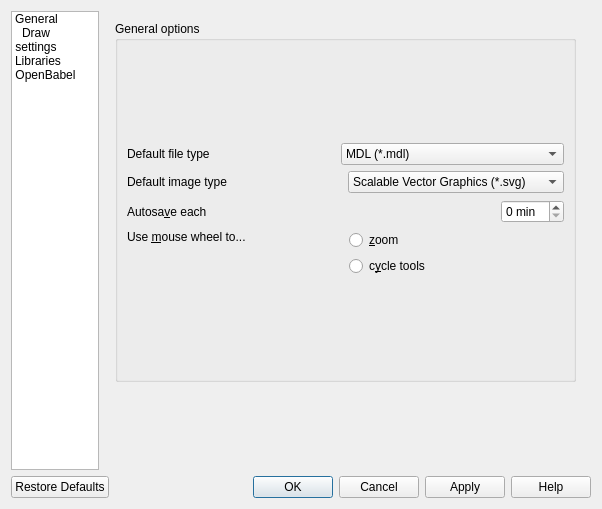
The window that molsketch/settingsdialog.ui (timvdm/Molsketch) describes before a commit, drawn with Qt 5.
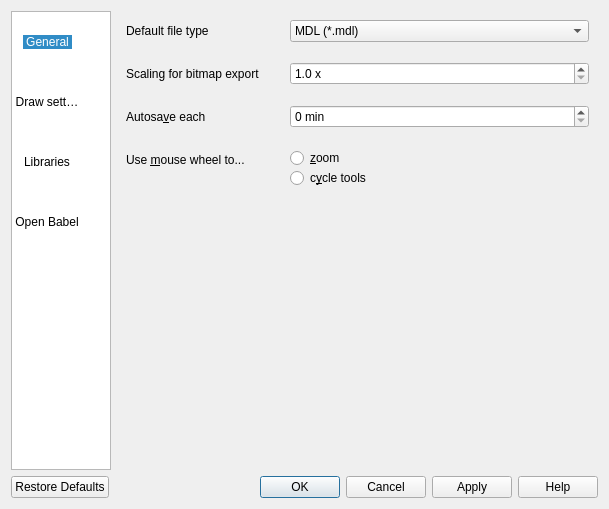
The same window after the commit. The open tabs and pages were chosen to show the change. Icons and pictures are not drawn.

Commit message: Add setting for pixel scaling in bitmap export

```diff
--- a/molsketch/settingsdialog.ui
+++ b/molsketch/settingsdialog.ui
@@ -7,7 +7,7 @@
    <rect>
     <x>0</x>
     <y>0</y>
-    <width>602</width>
+    <width>609</width>
     <height>509</height>
    </rect>
   </property>
@@ -25,101 +25,160 @@
       <layout class="QHBoxLayout" name="settingsInnerLayout">
        <item>
         <widget class="QListWidget" name="listWidget">
+         <property name="enabled">
+          <bool>true</bool>
+         </property>
          <property name="sizePolicy">
           <sizepolicy hsizetype="Fixed" vsizetype="Expanding">
            <horstretch>0</horstretch>
            <verstretch>0</verstretch>
           </sizepolicy>
          </property>
+         <property name="minimumSize">
+          <size>
+           <width>100</width>
+           <height>0</height>
+          </size>
+         </property>
          <property name="maximumSize">
           <size>
-           <width>88</width>
+           <width>100</width>
            <height>16777215</height>
           </size>
          </property>
+         <property name="baseSize">
+          <size>
+           <width>100</width>
+           <height>0</height>
+          </size>
+         </property>
+         <property name="verticalScrollBarPolicy">
+          <enum>Qt::ScrollBarAlwaysOff</enum>
+         </property>
+         <property name="horizontalScrollBarPolicy">
+          <enum>Qt::ScrollBarAlwaysOff</enum>
+         </property>
+         <property name="defaultDropAction">
+          <enum>Qt::TargetMoveAction</enum>
+         </property>
+         <property name="alternatingRowColors">
+          <bool>false</bool>
+         </property>
          <property name="iconSize">
           <size>
            <width>32</width>
            <height>32</height>
           </size>
          </property>
-         <property name="movement">
-          <enum>QListView::Static</enum>
+         <property name="flow">
+          <enum>QListView::TopToBottom</enum>
          </property>
-         <property name="spacing">
-          <number>12</number>
+         <property name="gridSize">
+          <size>
+           <width>100</width>
+           <height>60</height>
+          </size>
          </property>
          <property name="viewMode">
           <enum>QListView::IconMode</enum>
          </property>
+         <property name="uniformItemSizes">
+          <bool>true</bool>
+         </property>
          <property name="wordWrap">
-          <bool>true</bool>
+          <bool>false</bool>
+         </property>
+         <property name="itemAlignment">
+          <set>Qt::AlignCenter</set>
          </property>
          <property name="currentRow">
-          <number>-1</number>
+          <number>0</number>
          </property>
          <item>
           <property name="text">
            <string>General</string>
           </property>
+          <property name="textAlignment">
+           <set>AlignCenter</set>
+          </property>
           <property name="icon">
            <iconset theme="preferences-system" resource="oxygenicons.qrc">
             <normaloff>:/icons/preferences-system.svg</normaloff>:/icons/preferences-system.svg</iconset>
           </property>
+          <property name="flags">
+           <set>ItemIsSelectable|ItemIsEnabled</set>
+          </property>
          </item>
          <item>
           <property name="text">
            <string>Draw settings</string>
           </property>
+          <property name="textAlignment">
+           <set>AlignCenter</set>
+          </property>
           <property name="icon">
            <iconset theme="draw-freehand" resource="oxygenicons.qrc">
             <normaloff>:/icons/draw-freehand.svg</normaloff>:/icons/draw-freehand.svg</iconset>
           </property>
+          <property name="flags">
+           <set>ItemIsSelectable|ItemIsEnabled</set>
+          </property>
          </item>
          <item>
           <property name="text">
            <string>Libraries</string>
           </property>
+          <property name="textAlignment">
+           <set>AlignCenter</set>
+          </property>
           <property name="icon">
            <iconset theme="document-open" resource="oxygenicons.qrc">
             <normaloff>:/icons/document-open.svg</normaloff>:/icons/document-open.svg</iconset>
           </property>
+          <property name="flags">
+           <set>ItemIsSelectable|ItemIsEnabled</set>
+          </property>
          </item>
          <item>
           <property name="text">
-           <string>OpenBabel</string>
+           <string>Open Babel</string>
+          </property>
+          <property name="textAlignment">
+           <set>AlignCenter</set>
           </property>
           <property name="icon">
            <iconset resource="molsketch.qrc">
             <normaloff>:/images/openbabel.png</normaloff>:/images/openbabel.png</iconset>
           </property>
+          <property name="flags">
+           <set>ItemIsSelectable|ItemIsEnabled</set>
+          </property>
          </item>
         </widget>
        </item>
        <item>
         <widget class="QStackedWidget" name="stackedWidget">
          <property name="currentIndex">
-          <number>1</number>
+          <number>0</number>
          </property>
          <widget class="QWidget" name="generalPage">
-          <widget class="QGroupBox" name="groupBoxGeneral">
-           <property name="geometry">
-            <rect>
-             <x>10</x>
-             <y>10</y>
-             <width>461</width>
-             <height>361</height>
-            </rect>
+          <layout class="QFormLayout" name="openBabelPageLayout">
+           <property name="fieldGrowthPolicy">
+            <enum>QFormLayout::AllNonFixedFieldsGrow</enum>
            </property>
-           <property name="title">
-            <string>General options</string>
+           <property name="labelAlignment">
+            <set>Qt::AlignLeading|Qt::AlignLeft|Qt::AlignVCenter</set>
            </property>
-           <layout class="QGridLayout" name="generalGroupLayout">
+           <property name="formAlignment">
+            <set>Qt::AlignLeading|Qt::AlignLeft|Qt::AlignTop</set>
+           </property>
+           <property name="horizontalSpacing">
+            <number>30</number>
+           </property>
+           <property name="verticalSpacing">
+            <number>20</number>
+           </property>
             <item row="0" column="0">
-             <layout class="QVBoxLayout" name="SaveLayout">
-              <item>
-               <layout class="QHBoxLayout" name="defaultFileTypeLayout">
-                <item>
                  <widget class="QLabel" name="labelDefaultFileType">
                   <property name="text">
                    <string>Default file type</string>
@@ -129,7 +188,7 @@
                   </property>
                  </widget>
                 </item>
-                <item>
+           <item row="0" column="1">
                  <widget class="QComboBox" name="comboBoxFileType">
                   <item>
                    <property name="text">
@@ -143,39 +202,36 @@
                   </item>
                  </widget>
                 </item>
-               </layout>
-              </item>
-              <item>
-               <layout class="QHBoxLayout" name="defaultImageTypeLayout">
-                <item>
-                 <widget class="QLabel" name="labelDefaultImageType">
+           <item row="1" column="0">
+            <widget class="QLabel" name="pixelScalingFactorLabel">
                   <property name="text">
-                   <string>Default image type</string>
+              <string>Scaling for bitmap export</string>
                   </property>
                   <property name="buddy">
-                   <cstring>comboBoxImageType</cstring>
+              <cstring>pixelScalingFactor</cstring>
                   </property>
                  </widget>
                 </item>
-                <item>
-                 <widget class="QComboBox" name="comboBoxImageType">
-                  <item>
-                   <property name="text">
-                    <string>Scalable Vector Graphics (*.svg)</string>
-                   </property>
-                  </item>
-                  <item>
-                   <property name="text">
-                    <string>Portable Network Graphics (*.png)</string>
-                   </property>
-                  </item>
-                 </widget>
-                </item>
-               </layout>
-              </item>
-              <item>
-               <layout class="QHBoxLayout" name="autoSaveIntervalLayout">
-                <item>
+           <item row="1" column="1">
+            <widget class="QDoubleSpinBox" name="pixelScalingFactor">
+             <property name="whatsThis">
+              <string>By which factor to scale pixels when exporting. Higher value leads to better image quality.</string>
+             </property>
+             <property name="suffix">
+              <string> x</string>
+             </property>
+             <property name="decimals">
+              <number>1</number>
+             </property>
+             <property name="minimum">
+              <double>1.000000000000000</double>
+             </property>
+             <property name="maximum">
+              <double>50.000000000000000</double>
+             </property>
+            </widget>
+           </item>
+           <item row="2" column="0">
                  <widget class="QLabel" name="labelAutoSave">
                   <property name="text">
                    <string>Autosa&amp;ve each</string>
@@ -185,20 +241,7 @@
                   </property>
                  </widget>
                 </item>
-                <item>
-                 <spacer name="autoSaveIntervalSpacer">
-                  <property name="orientation">
-                   <enum>Qt::Horizontal</enum>
-                  </property>
-                  <property name="sizeHint" stdset="0">
-                   <size>
-                    <width>192</width>
-                    <height>25</height>
-                   </size>
-                  </property>
-                 </spacer>
-                </item>
-                <item>
+           <item row="2" column="1">
                  <widget class="QSpinBox" name="spinBoxAutoSave">
                   <property name="suffix">
                    <string> min</string>
@@ -208,25 +251,21 @@
                   </property>
                  </widget>
                 </item>
-               </layout>
-              </item>
-              <item>
-               <layout class="QHBoxLayout" name="horizontalLayout_3">
-                <item>
-                 <widget class="QLabel" name="label">
+           <item row="3" column="0">
+            <widget class="QLabel" name="mouseWheelLabel">
                   <property name="text">
                    <string>Use &amp;mouse wheel to...</string>
                   </property>
                   <property name="alignment">
-                   <set>Qt::AlignLeading|Qt::AlignLeft|Qt::AlignTop</set>
+              <set>Qt::AlignLeading|Qt::AlignLeft|Qt::AlignVCenter</set>
                   </property>
                   <property name="buddy">
                    <cstring>mouseWheelZoom</cstring>
                   </property>
                  </widget>
                 </item>
-                <item>
-                 <layout class="QVBoxLayout" name="verticalLayout_2">
+           <item row="3" column="1">
+            <layout class="QVBoxLayout" name="mouseWheelModeChoices">
                   <item>
                    <widget class="QRadioButton" name="mouseWheelZoom">
                     <property name="text">
@@ -244,11 +283,6 @@
                  </layout>
                 </item>
                </layout>
-              </item>
-             </layout>
-            </item>
-           </layout>
-          </widget>
          </widget>
          <widget class="QWidget" name="drawingPage">
           <layout class="QHBoxLayout" name="horizontalLayout_2"/>
@@ -322,7 +356,7 @@
              </property>
              <layout class="QGridLayout" name="dynamicLibraryPathLayout">
               <item row="0" column="0">
-               <layout class="QVBoxLayout" name="verticalLayout_3">
+               <layout class="QVBoxLayout" name="openbabelifaceHintAndInput">
                 <item>
                  <widget class="QLabel" name="libraryExplanation">
                   <property name="text">
@@ -331,7 +365,7 @@
                  </widget>
                 </item>
                 <item>
-                 <layout class="QHBoxLayout" name="horizontalLayout">
+                 <layout class="QHBoxLayout" name="openbabelifaceInput">
                   <item>
                    <widget class="QLineEdit" name="libraryPath">
                     <property name="placeholderText">
@@ -355,7 +389,7 @@
                </layout>
               </item>
               <item row="2" column="0">
-               <spacer name="verticalSpacer">
+               <spacer name="openbabelifaceSpacer">
                 <property name="orientation">
                  <enum>Qt::Vertical</enum>
                 </property>
@@ -368,7 +402,7 @@
                </spacer>
               </item>
               <item row="1" column="0">
-               <widget class="QLabel" name="label_2">
+               <widget class="QLabel" name="obabelifaceWarningLabel">
                 <property name="text">
                  <string>&lt;html&gt;&lt;head/&gt;&lt;body&gt;&lt;p&gt;&lt;span style=&quot; font-size:10pt; font-weight:600;&quot;&gt;Warning!&lt;/span&gt;&lt;/p&gt;&lt;p&gt;&lt;span style=&quot; font-weight:600;&quot;&gt;Setting an &amp;quot;obabeliface&amp;quot; library here that was not built&lt;/span&gt;&lt;/p&gt;&lt;p&gt;&lt;span style=&quot; font-weight:600;&quot;&gt;for this version of Molsketch may lead to crashes!&lt;/span&gt;&lt;/p&gt;&lt;/body&gt;&lt;/html&gt;</string>
                 </property>
@@ -384,7 +418,7 @@
              </property>
              <layout class="QGridLayout" name="obfPathLayout">
               <item row="0" column="0">
-               <layout class="QVBoxLayout" name="verticalLayout_4">
+               <layout class="QVBoxLayout" name="openbabelFormatsHintAndInput">
                 <item>
                  <widget class="QLabel" name="obfExplanation">
                   <property name="text">
@@ -393,7 +427,7 @@
                  </widget>
                 </item>
                 <item>
-                 <layout class="QHBoxLayout" name="horizontalLayout_4">
+                 <layout class="QHBoxLayout" name="openbabelFormatsInput">
                   <item>
                    <widget class="QLineEdit" name="obfPath">
                     <property name="placeholderText">
@@ -417,7 +451,7 @@
                </layout>
               </item>
               <item row="2" column="0">
-               <spacer name="verticalSpacer_2">
+               <spacer name="openbabelFormatsSpacer">
                 <property name="orientation">
                  <enum>Qt::Vertical</enum>
                 </property>
@@ -430,7 +464,7 @@
                </spacer>
               </item>
               <item row="1" column="0">
-               <widget class="QLabel" name="label_3">
+               <widget class="QLabel" name="obabelFormatsWarningLabel">
                 <property name="text">
                  <string>&lt;html&gt;&lt;head/&gt;&lt;body&gt;&lt;p&gt;&lt;span style=&quot; font-size:10pt; font-weight:600;&quot;&gt;Warning!&lt;/span&gt;&lt;/p&gt;&lt;p&gt;&lt;span style=&quot; font-weight:600;&quot;&gt;Selecting a folder of OpenBabel formats here that was not built&lt;/span&gt;&lt;/p&gt;&lt;p&gt;&lt;span style=&quot; font-weight:600;&quot;&gt;for the version of OpenBabel for which the &amp;quot;obabeliface&amp;quot; above was built&lt;/span&gt;&lt;/p&gt;&lt;p&gt;&lt;span style=&quot; font-weight:600;&quot;&gt;may lead to crashes or prevent formats from working!&lt;/span&gt;&lt;/p&gt;&lt;/body&gt;&lt;/html&gt;</string>
                 </property>
```
Left out of the diff: 9 changed lines with no effect on the pictures. Lines whose indentation alone changed are shown as unchanged. The commit also changes 8 other files.
